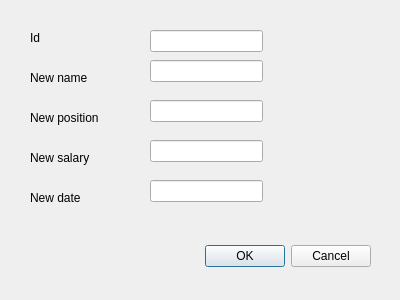
hacker2023beginer/database_with_GUI_on_QT, file btneditwindow.ui: the form before one commit.
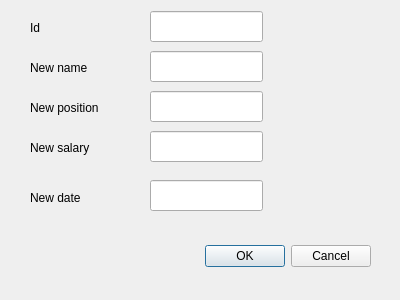
The form after the commit.

What changed in the file:
```diff
--- a/btneditwindow.ui
+++ b/btneditwindow.ui
@@ -33,7 +33,7 @@
    <property name="geometry">
     <rect>
      <x>30</x>
-     <y>30</y>
+     <y>20</y>
      <width>55</width>
      <height>16</height>
     </rect>
@@ -46,7 +46,7 @@
    <property name="geometry">
     <rect>
      <x>30</x>
-     <y>70</y>
+     <y>60</y>
      <width>71</width>
      <height>16</height>
     </rect>
@@ -59,7 +59,7 @@
    <property name="geometry">
     <rect>
      <x>30</x>
-     <y>110</y>
+     <y>100</y>
      <width>81</width>
      <height>16</height>
     </rect>
@@ -72,7 +72,7 @@
    <property name="geometry">
     <rect>
      <x>30</x>
-     <y>150</y>
+     <y>140</y>
      <width>71</width>
      <height>16</height>
     </rect>
@@ -85,9 +85,9 @@
    <property name="geometry">
     <rect>
      <x>150</x>
-     <y>30</y>
+     <y>11</y>
      <width>113</width>
-     <height>22</height>
+     <height>31</height>
     </rect>
    </property>
   </widget>
@@ -95,9 +95,9 @@
    <property name="geometry">
     <rect>
      <x>150</x>
-     <y>60</y>
+     <y>51</y>
      <width>113</width>
-     <height>22</height>
+     <height>31</height>
     </rect>
    </property>
   </widget>
@@ -105,9 +105,9 @@
    <property name="geometry">
     <rect>
      <x>150</x>
-     <y>100</y>
+     <y>91</y>
      <width>113</width>
-     <height>22</height>
+     <height>31</height>
     </rect>
    </property>
   </widget>
@@ -115,9 +115,9 @@
    <property name="geometry">
     <rect>
      <x>150</x>
-     <y>140</y>
+     <y>131</y>
      <width>113</width>
-     <height>22</height>
+     <height>31</height>
     </rect>
    </property>
   </widget>
@@ -126,7 +126,7 @@
     <rect>
      <x>30</x>
      <y>190</y>
-     <width>55</width>
+     <width>71</width>
      <height>16</height>
     </rect>
    </property>
@@ -140,7 +140,7 @@
      <x>150</x>
      <y>180</y>
      <width>113</width>
-     <height>22</height>
+     <height>31</height>
     </rect>
    </property>
   </widget>
```
